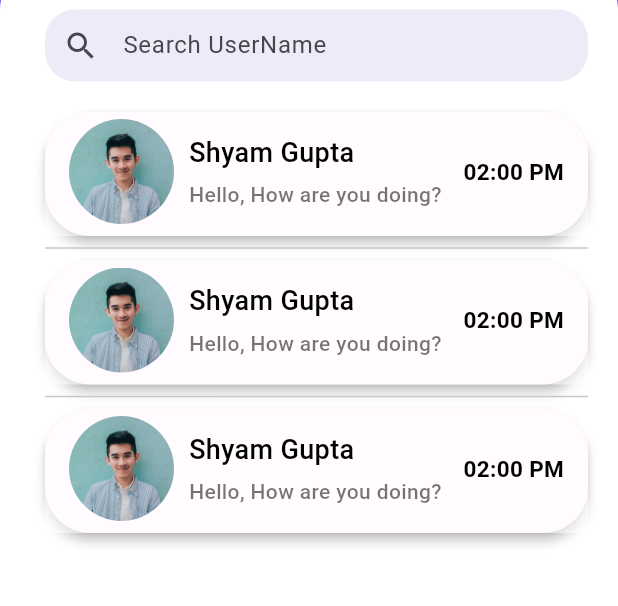
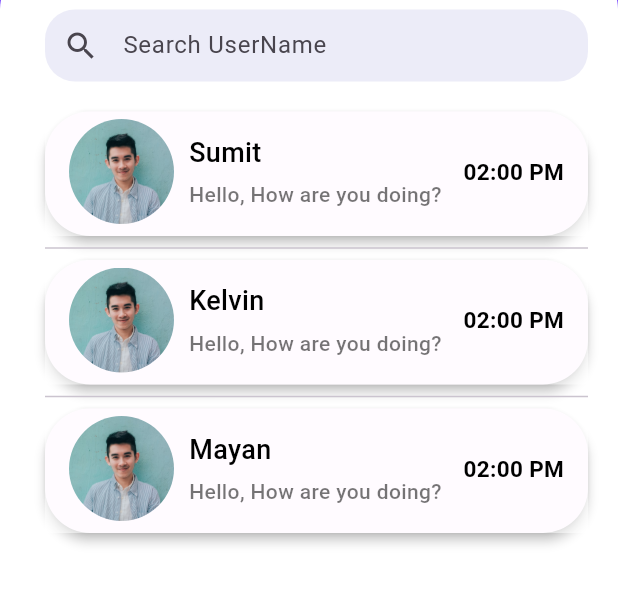
Before and after one commit to ThisIsSumit/Loop-Chat, a Flutter app: the HomeScreen screen opened directly, on a phone screen of 412 x 824 dp, the part 274-880 px from its top. Run offline on Flutter 3.47's test engine with Material 3 defaults, Android fonts, the phone set to English and light mode, and no system bars; our stand-ins replace cloud_firestore, firebase_auth, firebase_core, google_sign_in, shared_preferences; accounts and stored records are empty.

```diff
--- a/lib/pages/home.dart
+++ b/lib/pages/home.dart
@@ -118,21 +118,21 @@ class _HomeScreenState extends State<HomeScreen> {
                       ),
                       ChatLog(
                         imagePath: 'assets/images/boy.jpg',
-                        userName: 'Shyam Gupta',
+                        userName: 'Sumit',
                         message: 'Hello, How are you doing?',
                         time: "02:00 PM",
                       ),
                       Divider(),
                       ChatLog(
                         imagePath: 'assets/images/boy.jpg',
-                        userName: 'Shyam Gupta',
+                        userName: 'Kelvin',
                         message: 'Hello, How are you doing?',
                         time: "02:00 PM",
                       ),
                       Divider(),
                       ChatLog(
                         imagePath: 'assets/images/boy.jpg',
-                        userName: 'Shyam Gupta',
+                        userName: 'Mayan',
                         message: 'Hello, How are you doing?',
                         time: "02:00 PM",
                       ),
```
Also changed, not shown: lib/pages/chat_page.dart (+16 -0 lines), lib/services/auth.dart (+9 -7 lines), lib/services/shared_pref.dart (+28 -0 lines).
